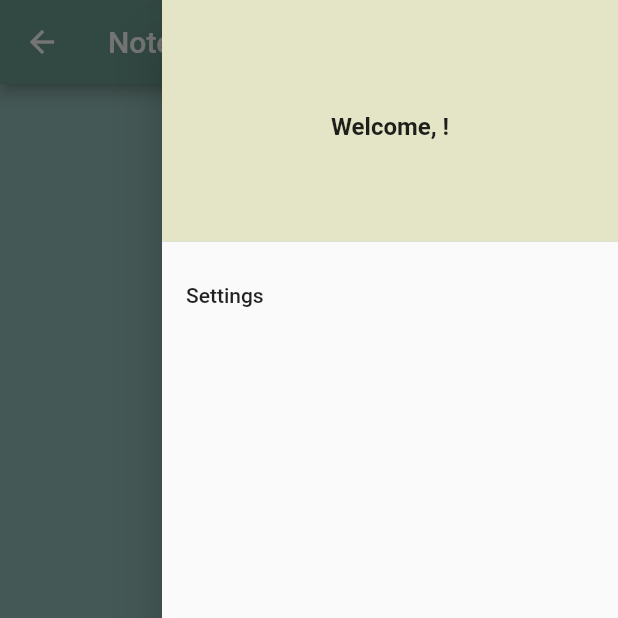
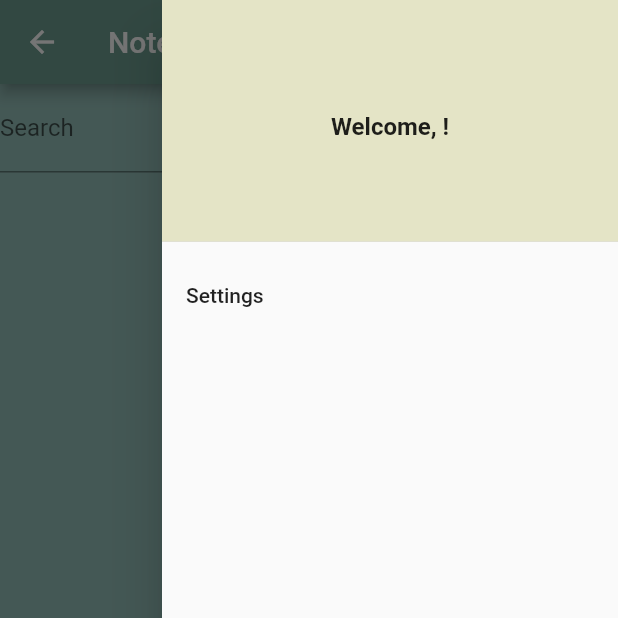
Before and after one commit to maxrtorres/blitznote, a Flutter app: the HomeScreen screen opened by its route, tab 2 chosen, with the side drawer open, on a phone screen of 412 x 824 dp, the top half of it. Run offline on Flutter 3.47's test engine with Material 2 defaults, Android fonts, the phone set to English and light mode, and no system bars; our stand-ins replace flutter_secure_storage, fluttertoast, hive, local_auth; accounts and stored records are empty.

Commit message:
Search notes by query string (case-insensitive)

```diff
--- a/lib/screens/search_tab.dart
+++ b/lib/screens/search_tab.dart
@@ -2,6 +2,7 @@ import 'package:flutter/material.dart';
 import 'package:hive/hive.dart';
 import 'package:notes_app/values/keys.dart';
 import 'package:notes_app/values/my_colors.dart';
+import 'package:notes_app/values/strings.dart';
 
 class SearchTab extends StatefulWidget {
   @override
@@ -10,6 +11,7 @@ class SearchTab extends StatefulWidget {
 
 class _SearchTabState extends State<SearchTab> {
   List<dynamic> notes = [];
+  List<dynamic> queryResult = [];
 
   @override
   void initState() {
@@ -27,23 +29,52 @@ class _SearchTabState extends State<SearchTab> {
     }
     setState(() {
       notes = newNotes;
+      queryResult = newNotes;
     });
+  }
+
+  void filter(value) {
+    List<dynamic> newNotes;
+    if (value == null || value == '') {
+      newNotes = notes;
+    } else {
+      newNotes = notes
+          .where((note) =>
+              containsIgnoreCase(note.title, value) ||
+              containsIgnoreCase(note.body, value))
+          .toList();
+    }
+    setState(() {
+      queryResult = newNotes;
+    });
+  }
+
+  bool containsIgnoreCase(String str1, String str2) {
+    return str1.toLowerCase().contains(str2.toLowerCase());
   }
 
   @override
   Widget build(BuildContext context) {
     return Scaffold(
         backgroundColor: MyColors.colorLight,
-      body: new ListView(
+        body: Column(children: [
+          TextField(
+            onChanged: (value) => filter(value),
+            decoration: InputDecoration(
+                labelText: Strings.search, suffixIcon: Icon(Icons.search)),
+          ),
+          Expanded(
+            child: new ListView(
               scrollDirection: Axis.vertical,
               children: ListTile.divideTiles(
                 context: context,
-          tiles: notes.map((note) => new ListTile(
+                tiles: queryResult.map((note) => new ListTile(
                       title: new Text(note.title),
                       subtitle: new Text(note.body),
                     )),
               ).toList(),
             ),
-    );
+          )
+        ]));
   }
 }
--- a/lib/values/strings.dart
+++ b/lib/values/strings.dart
@@ -13,4 +13,5 @@ class Strings {
   static const String continueButton = "Continue";
   static const String defaultUsername = "User";
   static const String username = "Username";
+  static const String search = "Search";
 }
```
Lines whose indentation alone changed are shown as unchanged.
